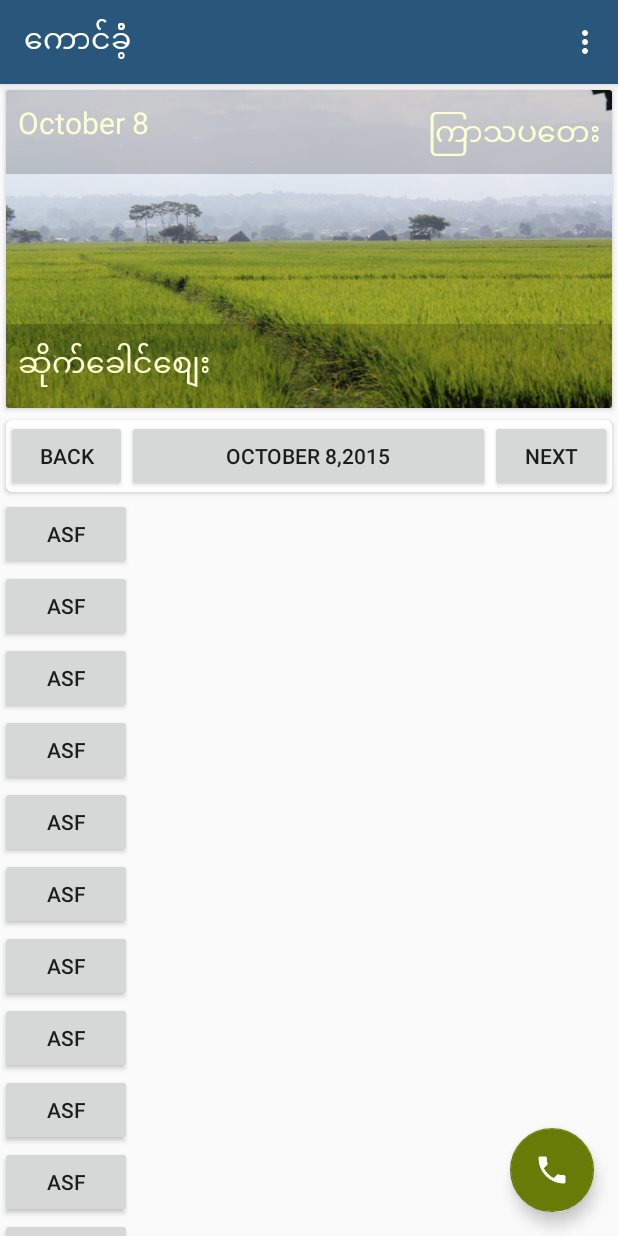
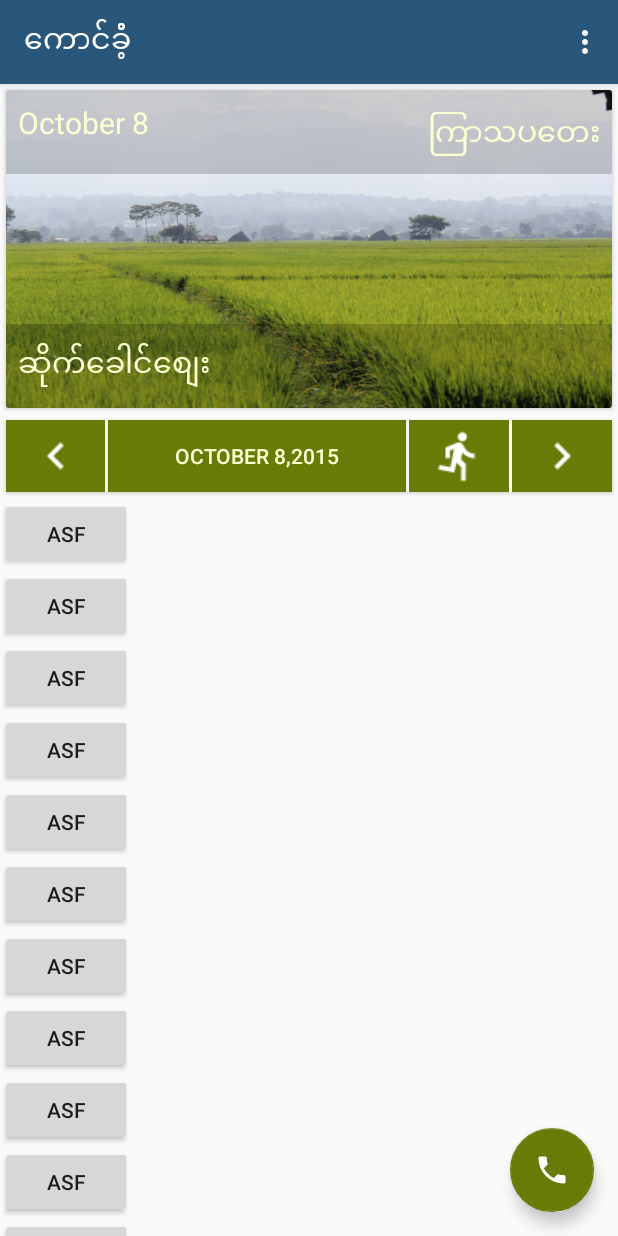
Before and after one commit to khunzohn/khaungKham, an Android app: the screen it shows after launch (ModifideActivity), on a phone screen of 412 x 824 dp. Run offline under Robolectric (Android 15) with nearby library versions, the phone set to English and light mode, and no system bars.

Commit message:
add back,next,goto images to buttons.

```diff
--- a/app/src/main/java/com/hilllander/khunzohn/khwangkham/ModifideActivity.java
+++ b/app/src/main/java/com/hilllander/khunzohn/khwangkham/ModifideActivity.java
@@ -12,6 +12,7 @@ import android.view.MenuItem;
 import android.view.View;
 import android.view.ViewGroup;
 import android.widget.Button;
+import android.widget.ImageButton;
 import android.widget.RelativeLayout;
 import android.widget.TextView;
 
@@ -26,7 +27,8 @@ public class ModifideActivity extends AppCompatActivity {
             31, 30, 31};
     private FloatingActionButton fab;
     private MarketDay marketDay = new MarketDay();
-    private Button back, today, next;
+    private ImageButton back, next;
+    private Button today;
     private int year, month, day;
     private String todayDate;
 
@@ -39,9 +41,9 @@ public class ModifideActivity extends AppCompatActivity {
         setSupportActionBar(toolbar);
         inflateToday();
 
-        back = (Button) findViewById(R.id.back);
+        back = (ImageButton) findViewById(R.id.back);
         today = (Button) findViewById(R.id.today);
-        next = (Button) findViewById(R.id.next);
+        next = (ImageButton) findViewById(R.id.next);
         today.setText(todayDate);
         back.setOnClickListener(new View.OnClickListener() {
             @Override
--- /dev/null
+++ b/app/src/main/res/drawable/market_day_nav_back_chooser.xml
@@ -0,0 +1,6 @@
+<?xml version="1.0" encoding="utf-8"?>
+<selector xmlns:android="http://schemas.android.com/apk/res/android">
+    <item android:drawable="@color/primary" android:state_pressed="true" />
+    <item android:drawable="@color/accent" />
+
+</selector>
--- a/app/src/main/res/layout/activity_main_modified.xml
+++ b/app/src/main/res/layout/activity_main_modified.xml
@@ -39,34 +39,52 @@
                 android:layout_width="match_parent"
                 android:layout_height="wrap_content"
                 android:layout_margin="4dp"
-                app:cardCornerRadius="4dp">
+                app:cardCornerRadius="0dp">
 
                 <LinearLayout
                     android:layout_width="match_parent"
                     android:layout_height="wrap_content"
                     android:orientation="horizontal"
-                    android:weightSum="5">
+                    android:weightSum="6">
 
-                    <Button
+                    <ImageButton
                         android:id="@+id/back"
                         android:layout_width="0dp"
                         android:layout_height="match_parent"
+                        android:layout_marginRight="2dp"
                         android:layout_weight="1"
-                        android:text="back" />
+                        android:background="@drawable/market_day_nav_back_chooser"
+                        android:src="@drawable/back"
+                        android:textColor="@color/text_color" />
 
                     <Button
                         android:id="@+id/today"
                         android:layout_width="0dp"
                         android:layout_height="match_parent"
+                        android:layout_marginRight="2dp"
                         android:layout_weight="3"
-                        android:text="today" />
+                        android:background="@drawable/market_day_nav_back_chooser"
+                        android:text="today"
+                        android:textColor="@color/text_color" />
 
-                    <Button
+                    <ImageButton
+                        android:id="@+id/date_picker"
+                        android:layout_width="0dp"
+                        android:layout_height="match_parent"
+                        android:layout_marginRight="2dp"
+                        android:layout_weight="1"
+                        android:background="@drawable/market_day_nav_back_chooser"
+                        android:contentDescription="@string/goto_button"
+                        android:src="@drawable/go_to" />
+
+                    <ImageButton
                         android:id="@+id/next"
                         android:layout_width="0dp"
                         android:layout_height="match_parent"
                         android:layout_weight="1"
-                        android:text="next" />
+                        android:background="@drawable/market_day_nav_back_chooser"
+                        android:src="@drawable/next"
+                        android:textColor="@color/text_color" />
                 </LinearLayout>
             </android.support.v7.widget.CardView>
 
--- a/app/src/main/res/values/strings.xml
+++ b/app/src/main/res/values/strings.xml
@@ -44,4 +44,5 @@
     <string name="website">Website</string>
     <string name="website_url">http://khunzohn.github.io/khaungKham</string>
     <string name="title_activity_modifide">ModifideActivity</string>
+    <string name="goto_button">go to a date</string>
 </resources>
```
Also changed, not shown: app/src/main/res/drawable-large/back.png (added), app/src/main/res/drawable-large/next.png (added), app/src/main/res/drawable-normal/back.png (added), app/src/main/res/drawable-normal/next.png (added), app/src/main/res/drawable-small/back.png (added), app/src/main/res/drawable-small/next.png (added), app/src/main/res/drawable-xlarge/back.png (added), app/src/main/res/drawable-xlarge/next.png (added), app/src/main/res/drawable/go_to.png (added).
